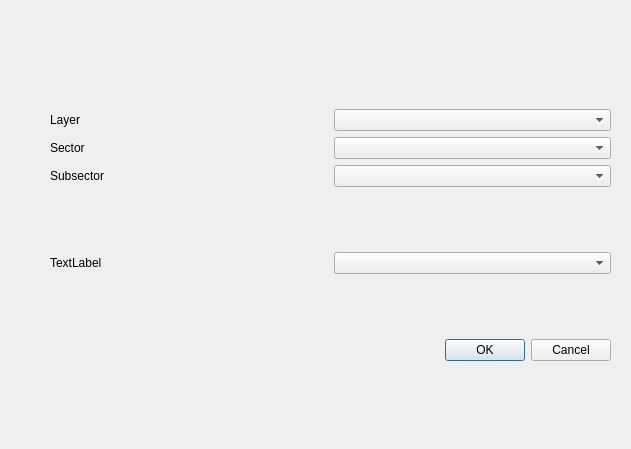
First picture: the form in ImaerPlugin/generate_calc_input_dlg.ui, repository opengeogroep/AERIUS-QGIS-plugins, before the edit.
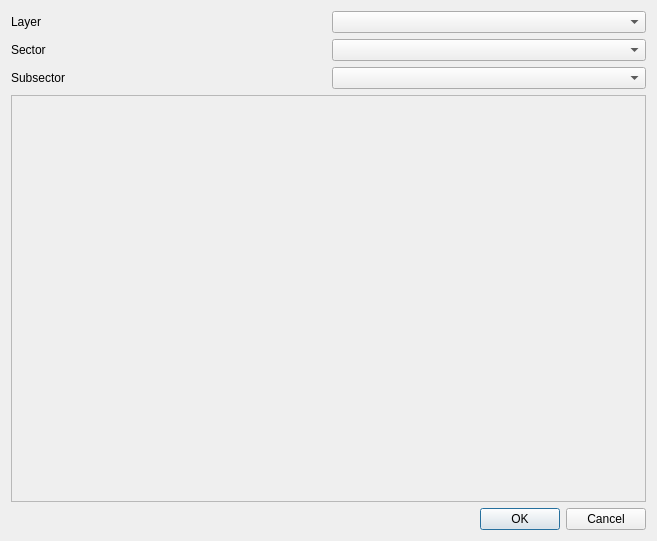
Second picture: the form after the edit. Custom widgets are drawn as their Qt base class.

Commit message: elements in grid layout

```diff
--- a/ImaerPlugin/generate_calc_input_dlg.ui
+++ b/ImaerPlugin/generate_calc_input_dlg.ui
@@ -6,22 +6,15 @@
    <rect>
     <x>0</x>
     <y>0</y>
-    <width>631</width>
-    <height>449</height>
+    <width>657</width>
+    <height>541</height>
    </rect>
   </property>
   <property name="windowTitle">
    <string>Generate Aerius Calculator Input</string>
   </property>
-  <widget class="QWidget" name="verticalLayoutWidget">
-   <property name="geometry">
-    <rect>
-     <x>50</x>
-     <y>50</y>
-     <width>561</width>
-     <height>371</height>
-    </rect>
-   </property>
+  <layout class="QGridLayout" name="gridLayout_2">
+   <item row="0" column="0">
    <layout class="QVBoxLayout" name="verticalLayout">
     <item>
      <layout class="QGridLayout" name="gridLayout">
@@ -60,22 +53,26 @@
     <item>
      <layout class="QHBoxLayout" name="horizontalLayout">
       <item>
-       <layout class="QVBoxLayout" name="layout_elements">
-        <item>
-         <layout class="QHBoxLayout" name="horizontalLayout_2">
-          <item>
-           <widget class="QLabel" name="label">
-            <property name="text">
-             <string>TextLabel</string>
-            </property>
-           </widget>
-          </item>
-          <item>
-           <widget class="QComboBox" name="comboBox"/>
-          </item>
-         </layout>
-        </item>
-       </layout>
+        <widget class="QScrollArea" name="scrollArea">
+         <property name="widgetResizable">
+          <bool>true</bool>
+         </property>
+         <widget class="QWidget" name="scrollAreaWidgetContents">
+          <property name="geometry">
+           <rect>
+            <x>0</x>
+            <y>0</y>
+            <width>633</width>
+            <height>391</height>
+           </rect>
+          </property>
+          <layout class="QGridLayout" name="gridLayout_3">
+           <item row="0" column="0">
+            <layout class="QGridLayout" name="grid_elements"/>
+           </item>
+          </layout>
+         </widget>
+        </widget>
       </item>
      </layout>
     </item>
@@ -90,7 +87,8 @@
      </widget>
     </item>
    </layout>
-  </widget>
+   </item>
+  </layout>
  </widget>
  <customwidgets>
   <customwidget>
```
Lines whose indentation alone changed are shown as unchanged. The commit also changes 2 other files.
